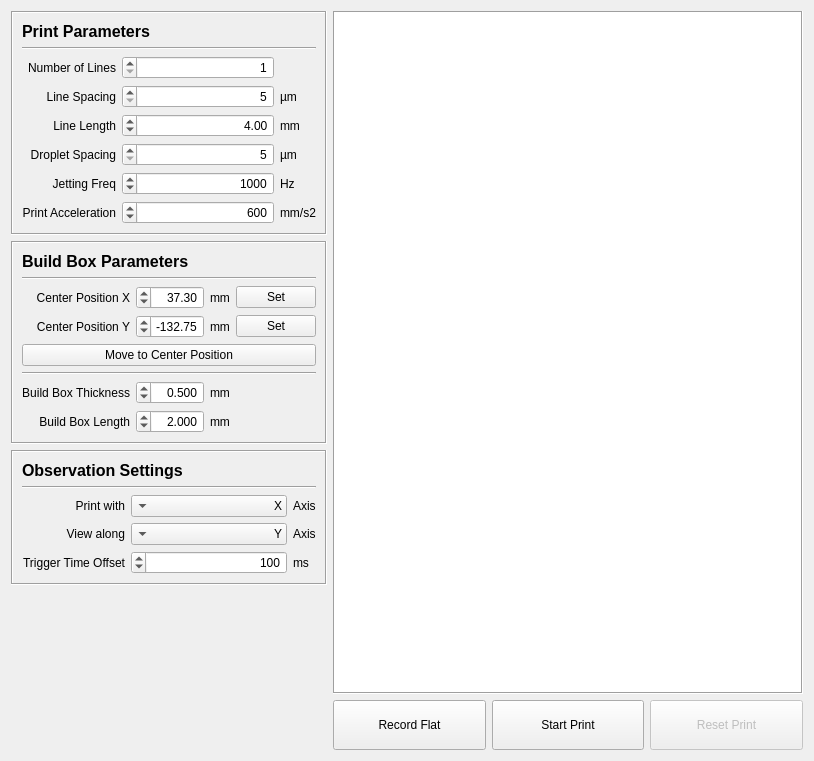
The window that src/ui/highspeedlinewidget.ui (BYUCreateResearchLab/CREATE_LAB_Binder_Jet_Printer) describes before a commit, drawn with Qt 5.
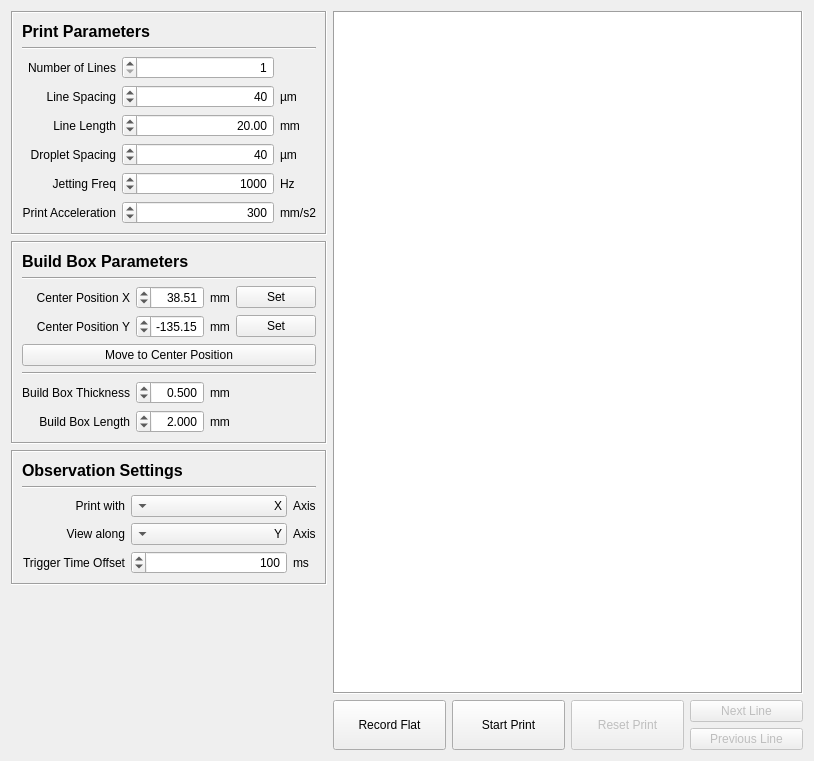
The same window after the commit. Custom widgets are drawn as their Qt base class.

The edit to the form file:
```diff
--- a/src/ui/highspeedlinewidget.ui
+++ b/src/ui/highspeedlinewidget.ui
@@ -95,6 +95,9 @@
           <property name="singleStep">
            <number>5</number>
           </property>
+          <property name="value">
+           <number>40</number>
+          </property>
          </widget>
         </item>
         <item row="3" column="2">
@@ -129,7 +132,7 @@
            <double>0.100000000000000</double>
           </property>
           <property name="value">
-           <double>4.000000000000000</double>
+           <double>20.000000000000000</double>
           </property>
          </widget>
         </item>
@@ -219,6 +222,9 @@
           <property name="singleStep">
            <number>5</number>
           </property>
+          <property name="value">
+           <number>40</number>
+          </property>
          </widget>
         </item>
         <item row="6" column="1">
@@ -258,7 +264,7 @@
            <number>10</number>
           </property>
           <property name="value">
-           <number>600</number>
+           <number>300</number>
           </property>
          </widget>
         </item>
@@ -361,7 +367,7 @@
            <double>0.000000000000000</double>
           </property>
           <property name="value">
-           <double>-132.750000000000000</double>
+           <double>-135.150000000000006</double>
           </property>
          </widget>
         </item>
@@ -400,7 +406,7 @@
            <double>150.000000000000000</double>
           </property>
           <property name="value">
-           <double>37.299999999999997</double>
+           <double>38.509999999999998</double>
           </property>
          </widget>
         </item>
@@ -692,6 +698,30 @@
        </property>
       </widget>
      </item>
+     <item>
+      <layout class="QVBoxLayout" name="verticalLayout">
+       <item>
+        <widget class="QPushButton" name="incrementLineNumButton">
+         <property name="enabled">
+          <bool>false</bool>
+         </property>
+         <property name="text">
+          <string>Next Line</string>
+         </property>
+        </widget>
+       </item>
+       <item>
+        <widget class="QPushButton" name="decrementLineNumButton">
+         <property name="enabled">
+          <bool>false</bool>
+         </property>
+         <property name="text">
+          <string>Previous Line</string>
+         </property>
+        </widget>
+       </item>
+      </layout>
+     </item>
     </layout>
    </item>
    <item row="0" column="1" rowspan="2">
```
